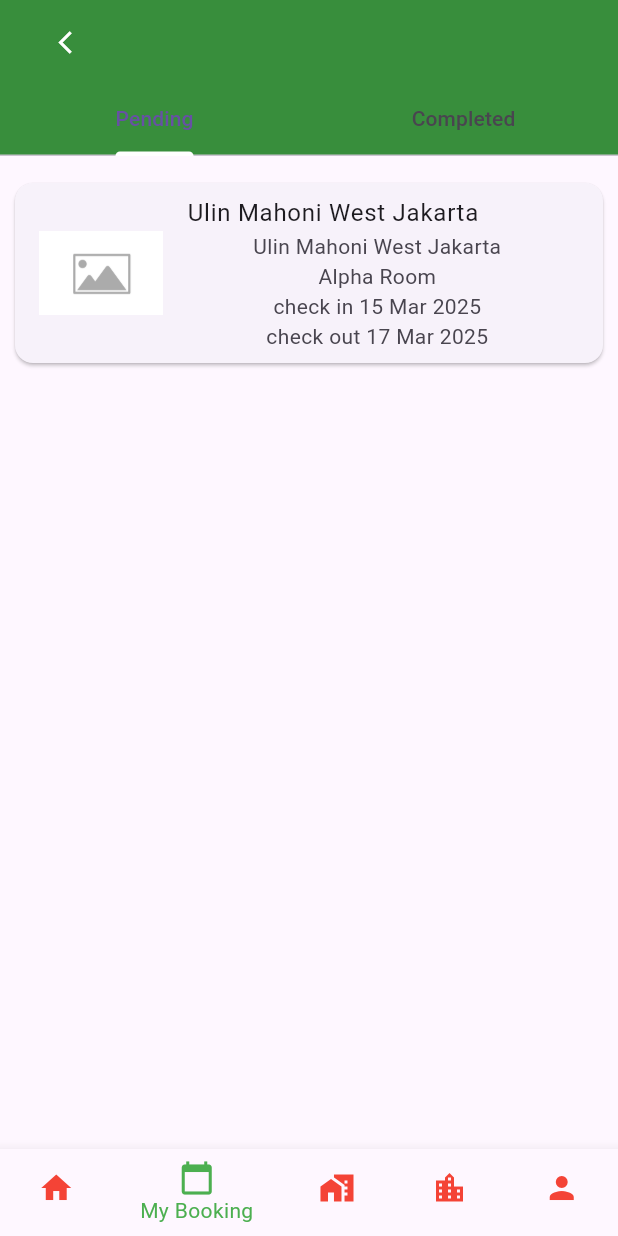
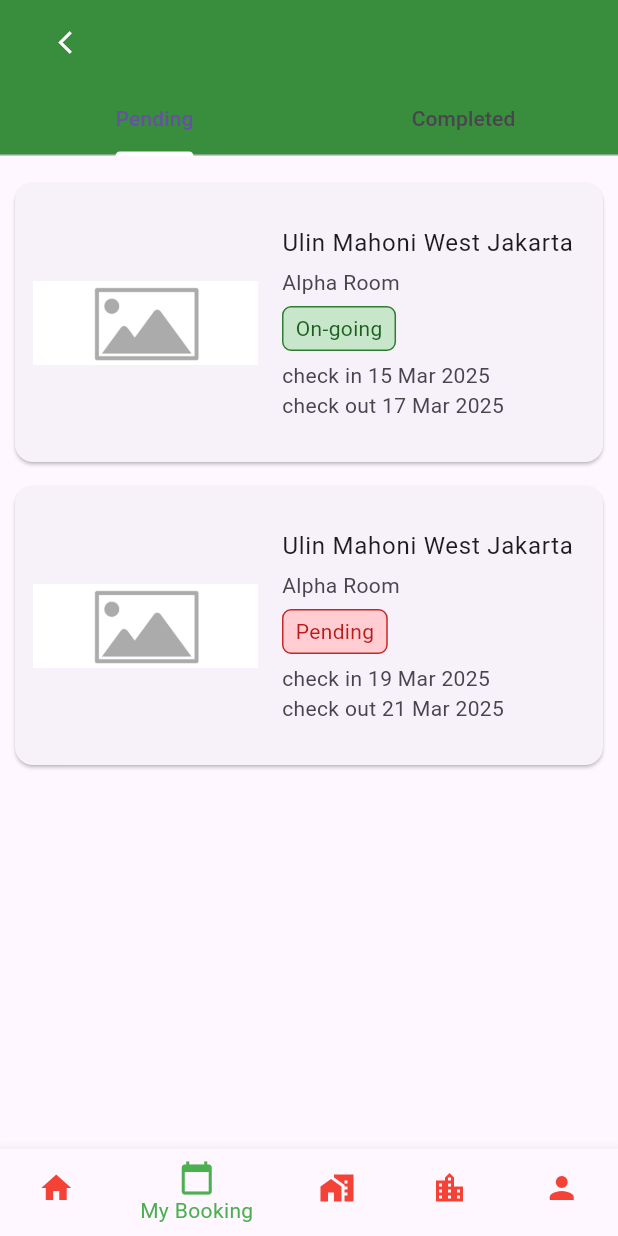
Before and after one commit to Yarigami/ulinmahoniapps, a Flutter app: the screen it shows after launch, on a phone screen of 412 x 824 dp. Run offline on Flutter 3.47's test engine with Material 3 defaults, Android fonts, the phone set to English and light mode, and no system bars.

Commit message:
my booking updated for pending status

```diff
--- a/lib/main.dart
+++ b/lib/main.dart
@@ -46,8 +46,9 @@ class _MyBookingState extends State<MyBooking> with SingleTickerProviderStateMix
         controller: _tabController,
         children: [
           _pendingBookings(),
+          _completedBookings(),
           // Center(child: Text("Pending")),
-          Center(child: Text("Completed")),
+          // Center(child: Text("Completed")),
         ],
       ),
       bottomNavigationBar: BottomNavigationBar(
@@ -71,16 +72,83 @@ class _MyBookingState extends State<MyBooking> with SingleTickerProviderStateMix
     required String type,
     required String checkIn,
     required String checkOut,
+    required String status,
   }){
     return Card(
       margin: const EdgeInsets.symmetric(vertical: 8),
       child: ListTile(
-        leading: Image(image: AssetImage("assets/images/placeholder.png")),
+        contentPadding: const EdgeInsets.all(12), // Add spacing around image and text
+        minVerticalPadding: 16, // Increase vertical padding to give more height
+        leading: SizedBox(
+          width: 150,
+          height: 150,
+          child: Image.asset(
+            "assets/images/placeholder.png",
+            fit: BoxFit.cover,
+          ),
+        ),
         title: Text(name),
         subtitle: Column(
+          crossAxisAlignment: CrossAxisAlignment.start,
+          mainAxisAlignment: MainAxisAlignment.start,
           children: [
-            Text(name),
+            SizedBox(height: 4),
             Text(type),
+            SizedBox(height: 6),
+            Container(
+              padding: EdgeInsets.symmetric(horizontal: 8, vertical: 4),
+              decoration: BoxDecoration(
+                color: status.toLowerCase() == "pending" ? Colors.red[100] : Colors.green[100],
+                border: Border.all(color: status.toLowerCase() == "pending" ? Colors.red[800]! : Colors.green[800]!),
+                // color: Colors.green[100],
+                // border: Border.all(color: Colors.green[800]!),
+                borderRadius: BorderRadius.circular(6),
+              ),
+              child: Text(
+                "$status",
+                style: TextStyle(
+                  color: status.toLowerCase() == "pending" ? Colors.red[900] : Colors.green[900]
+                  // color: Colors.green[900],
+                ),
+              ),
+            ),
+            SizedBox(height: 6),
+            Text(checkIn),
+            Text(checkOut),
+          ],
+        ),
+      ),
+    );
+  }
+
+  Widget _completedCard({
+    required String name,
+    required String type,
+    required String checkIn,
+    required String checkOut,
+  }){
+    return Card(
+      margin: const EdgeInsets.symmetric(vertical: 8),
+      child: ListTile(
+        contentPadding: const EdgeInsets.all(12), // Add spacing around image and text
+        minVerticalPadding: 16, // Increase vertical padding to give more height
+        leading: SizedBox(
+          width: 150,
+          height: 150,
+          child: Image.asset(
+            "assets/images/placeholder.png",
+            fit: BoxFit.cover,
+          ),
+        ),
+        title: Text(name),
+        subtitle: Column(
+          crossAxisAlignment: CrossAxisAlignment.start,
+          mainAxisAlignment: MainAxisAlignment.start,
+          children: [
+            SizedBox(height: 4),
+            Text(type),
+            SizedBox(height: 6),
+            SizedBox(height: 6),
             Text(checkIn),
             Text(checkOut),
           ],
@@ -94,10 +162,33 @@ class _MyBookingState extends State<MyBooking> with SingleTickerProviderStateMix
       padding: EdgeInsets.all(10),
       children: [
         _pendingCard(
-            name: "Ulin Mahoni West Jakarta",
-            type: "Alpha Room",
-            checkIn: "check in 15 Mar 2025",
-            checkOut: "check out 17 Mar 2025"),
+          name: "Ulin Mahoni West Jakarta",
+          type: "Alpha Room",
+          checkIn: "check in 15 Mar 2025",
+          checkOut: "check out 17 Mar 2025",
+          status: "On-going",
+        ),
+        _pendingCard(
+          name: "Ulin Mahoni West Jakarta",
+          type: "Alpha Room",
+          checkIn: "check in 19 Mar 2025",
+          checkOut: "check out 21 Mar 2025",
+          status: "Pending",
+        ),
+      ],
+    );
+  }
+
+  Widget _completedBookings(){
+    return ListView(
+      padding: EdgeInsets.all(10),
+      children: [
+        _completedCard(
+          name: "Ulin Mahoni West Jakarta",
+          type: "Alpha Room",
+          checkIn: "check in 10 Mar 2025",
+          checkOut: "check out 12 Mar 2025",
+        ),
       ],
     );
   }
--- a/pubspec.yaml
+++ b/pubspec.yaml
@@ -53,6 +53,7 @@ dev_dependencies:
 flutter:
   assets:
     - assets/images/placeholder.png
+    - assets/images/house.jpg
   #    - assets/videos/intro.mp4
   #    - assets/images/ulinhouse.jpg
 
```
Also changed, not shown: assets/images/house.jpg (added), 1 other file.
